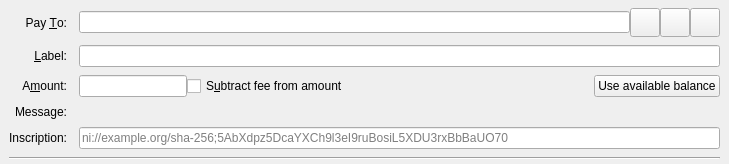
Qt form src/qt/forms/sendcoinsentry.ui (xloem/datacoin) before a commit.
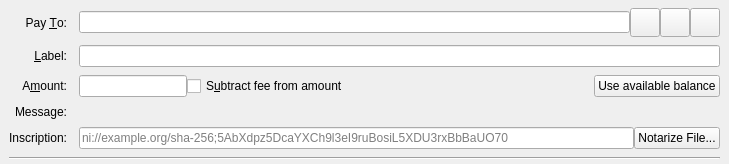
The same form after that commit. Icons and pictures are not drawn. Custom widgets are drawn as their Qt base class.

Diff of the .ui file:
```diff
--- a/src/qt/forms/sendcoinsentry.ui
+++ b/src/qt/forms/sendcoinsentry.ui
@@ -220,7 +220,12 @@
      </widget>
     </item>
     <item row="4" column="1">
-     <widget class="QLineEdit" name="inscriptionText">
+     <layout class="QHBoxLayout" name="inscriptionLayout">
+      <property name="spacing">
+       <number>0</number>
+      </property>
+      <item>
+       <widget class="QValidatedLineEdit" name="inscriptionText">
       <property name="toolTip">
        <string>A (100-character max) string of ASCII characters to be stored with the transaction on the V Core network.</string>
       </property>
@@ -232,6 +237,18 @@
       </property>
      </widget>
     </item>
+      <item>
+       <widget class="QPushButton" name="selectFileButton">
+        <property name="text">
+         <string>Notarize File...</string>
+        </property>
+         <property name="toolTip">
+          <string>Select file to hash for notarization in the Gapcoin blockchain.</string>
+         </property>
+       </widget>
+      </item>
+     </layout>
+    </item>
     <item row="5" column="0" colspan="2">
      <widget class="Line" name="line2">
       <property name="orientation">
```
Left out of the diff: 10 changed lines with no effect on the pictures. Lines whose indentation alone changed are shown as unchanged.
